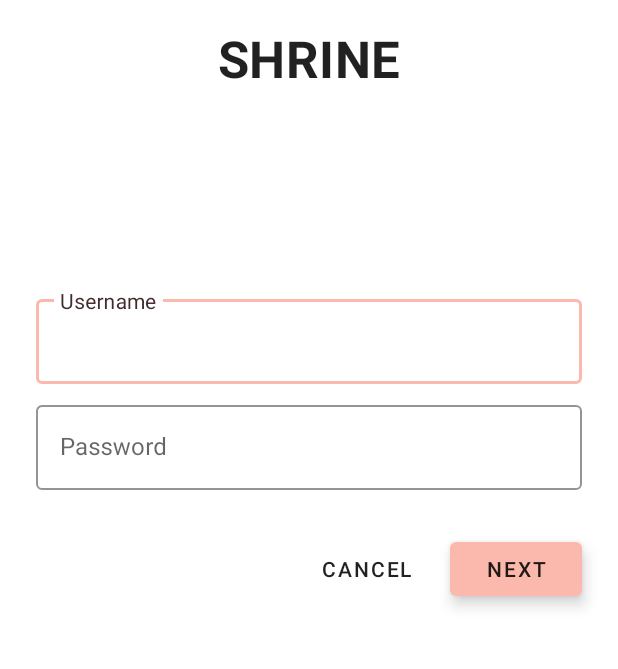
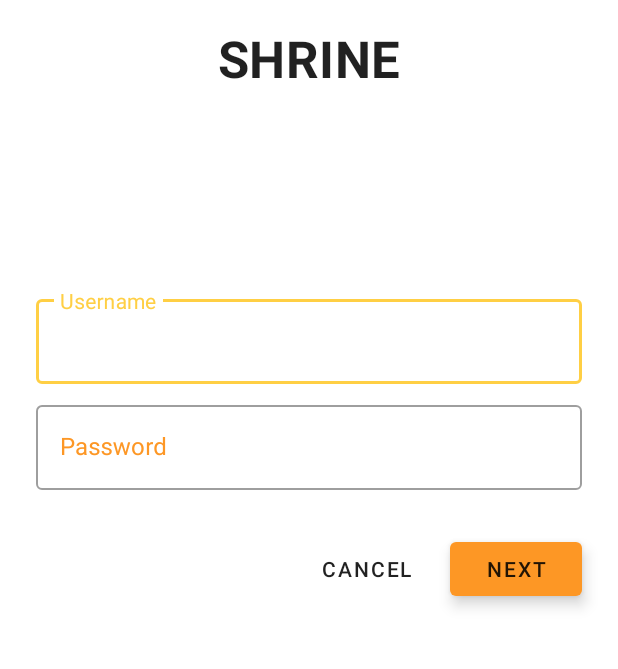
Before and after one commit to carolasilva99/infnet-android-interfaces, an Android app: the screen it shows after launch (MainActivity), on a phone screen of 412 x 824 dp, the part 204-873 px from its top. Run offline under Robolectric (Android 15) with nearby library versions, the phone set to English and light mode, and no system bars.

Commit message:
Adds another theme

```diff
--- a/TP1/TP1/kotlin/shrine/app/src/main/AndroidManifest.xml
+++ b/TP1/TP1/kotlin/shrine/app/src/main/AndroidManifest.xml
@@ -12,7 +12,7 @@
         android:roundIcon="@mipmap/ic_launcher_round"
         android:supportsRtl="true"
         android:name="com.google.codelabs.mdc.kotlin.shrine.application.ShrineApplication"
-        android:theme="@style/Theme.Shrine">
+        android:theme="@style/Theme.Shrine.Autumn">
         <activity android:name=".MainActivity"
             android:exported="true">
             <intent-filter>
--- a/TP1/TP1/kotlin/shrine/app/src/main/res/values/colors.xml
+++ b/TP1/TP1/kotlin/shrine/app/src/main/res/values/colors.xml
@@ -4,7 +4,7 @@
     <color name="colorPrimaryDark">#FBB8AC</color>
     <color name="colorAccent">#FEDBD0</color>
     <color name="textColorPrimary">#442C2E</color>
-    <color name="toolbarIconColor">@color/textColorPrimary</color>
+    <color name="toolbarIconColor">#FFFFFF</color>
     <color name="loginPageBackgroundColor">#FFFFFF</color>
     <color name="productGridBackgroundColor">#FFFFFF</color>
     <color name="textInputOutlineColor">#FBB8AC</color>
--- a/TP1/TP1/kotlin/shrine/app/src/main/res/values/styles.xml
+++ b/TP1/TP1/kotlin/shrine/app/src/main/res/values/styles.xml
@@ -10,11 +10,19 @@
         <item name="android:textColorPrimary">@color/textColorPrimary</item>
     </style>
 
+    <style name="Theme.Shrine.Autumn" parent="Theme.Shrine">
+        <item name="colorPrimary">#FFCF44</item>
+        <item name="colorPrimaryDark">#FD9725</item>
+        <item name="colorAccent">#FD9725</item>
+        <item name="colorOnPrimary">#FFFFFF</item>
+        <item name="colorError">#FD9725</item>
+    </style>
+
+
     <style name="Widget.Shrine.TextInputLayout" parent="Widget.MaterialComponents.TextInputLayout.OutlinedBox">
         <item name="hintTextAppearance">@style/TextAppearance.Shrine.TextInputLayout.HintText</item>
-        <item name="hintTextColor">@color/textColorPrimary</item>
         <item name="android:paddingBottom">8dp</item>
-        <item name="boxStrokeColor">@color/textInputOutlineColor</item>
+        <item name="android:textColorHint">?attr/colorPrimaryDark</item>
     </style>
 
     <style name="TextAppearance.Shrine.TextInputLayout.HintText" parent="TextAppearance.MaterialComponents.Subtitle2">
@@ -35,7 +43,7 @@
 
     <style name="Widget.Shrine.Toolbar" parent="Widget.AppCompat.Toolbar">
         <item name="android:background">?attr/colorAccent</item>
-        <item name="android:theme">@style/Theme.Shrine</item>
+        <item name="android:theme">?theme</item>
         <item name="popupTheme">@style/ThemeOverlay.AppCompat.Light</item>
         <item name="titleTextAppearance">@style/TextAppearance.Shrine.Toolbar</item>
     </style>
```
